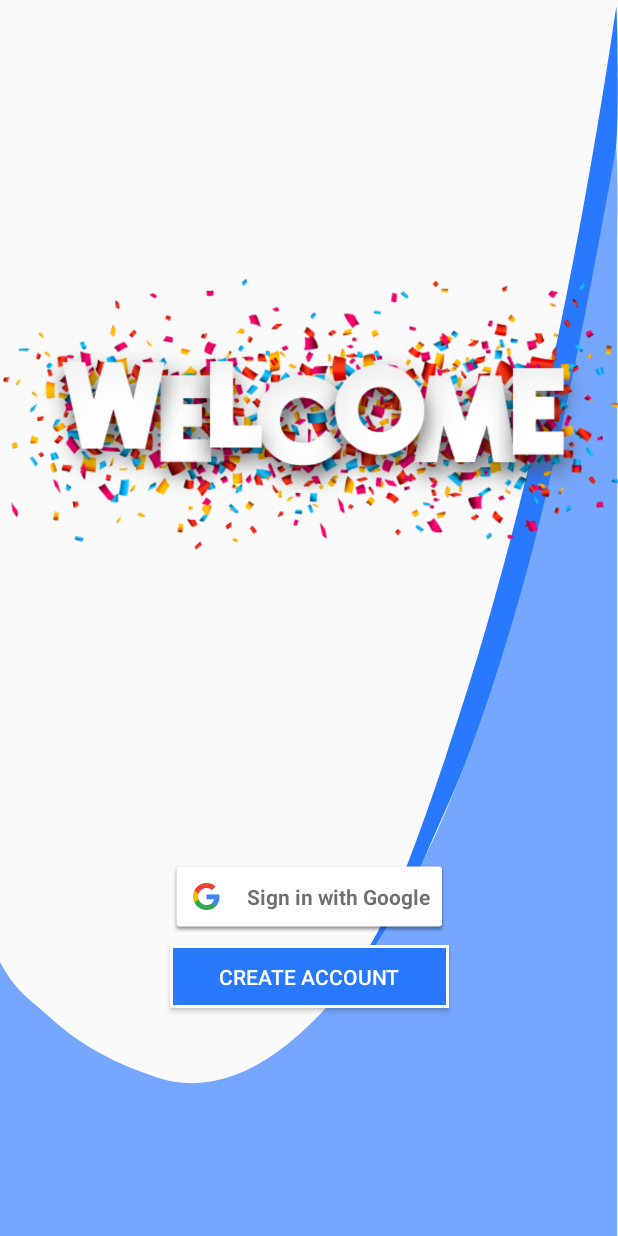
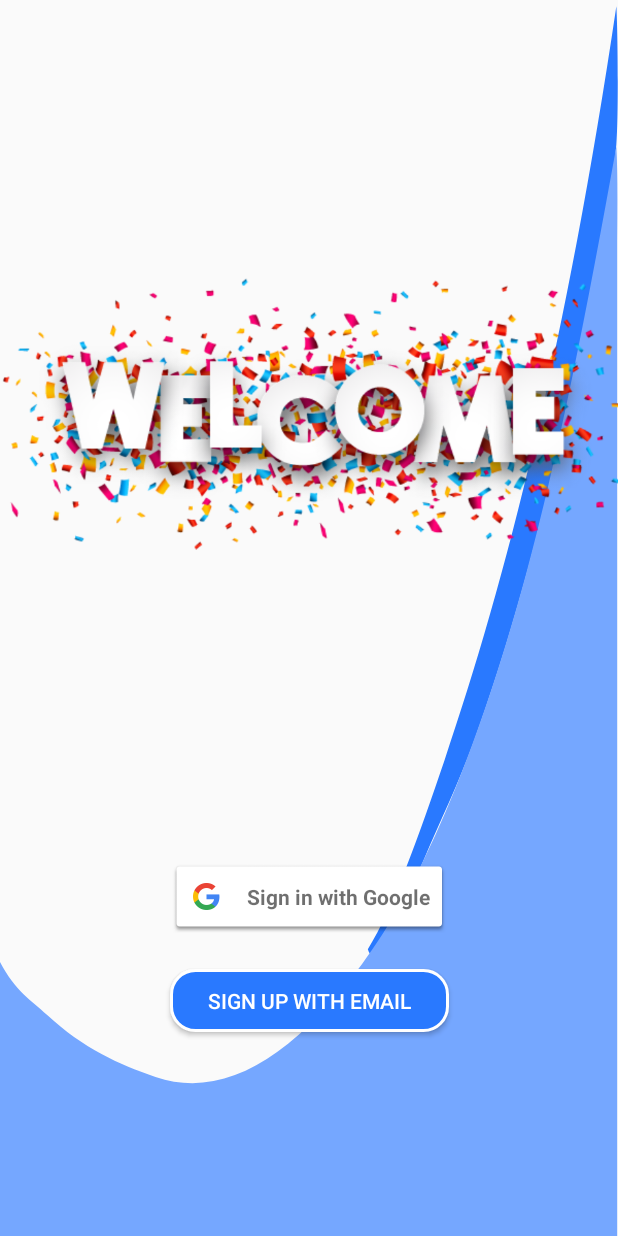
Before and after one commit to harshabhadra/Just_Do_it, an Android app: the screen it shows after launch (MainActivity), on a phone screen of 412 x 824 dp. Run offline under Robolectric (Android 15) with nearby library versions, the phone set to English and light mode, and no system bars; our stand-ins replace Firebase (no records; nobody signed in at launch, a user with empty details on screens opened directly), data binding; Roboto replaces fonts that are not available here.

Commit message:
LogIn MOdify

```diff
--- a/app/src/main/AndroidManifest.xml
+++ b/app/src/main/AndroidManifest.xml
@@ -11,7 +11,7 @@
         android:supportsRtl="true"
         android:theme="@style/AppTheme.NoActionBar"
         tools:ignore="GoogleAppIndexingWarning">
-        <activity android:name=".MainActivity"
+        <activity android:name=".SignUpLogIn.MainActivity"
             android:screenOrientation="portrait">
             <intent-filter>
                 <action android:name="android.intent.action.MAIN" />
--- a/app/src/main/java/com/technoidtintin/justdoit/Constants/Constants.java
+++ b/app/src/main/java/com/technoidtintin/justdoit/Constants/Constants.java
@@ -4,4 +4,5 @@ public class Constants {
 
     public static final String FIREBASE_USER = "firebase_user";
     public static final String NEW_USER = "new_user";
+    public static final String IS_NEW_USER = "is_new_user";
 }
--- a/app/src/main/java/com/technoidtintin/justdoit/MainActivity.java
+++ b/app/src/main/java/com/technoidtintin/justdoit/SignUpLogIn/MainActivity.java
@@ -1,10 +1,14 @@
-package com.technoidtintin.justdoit;
+package com.technoidtintin.justdoit.SignUpLogIn;
 
 import androidx.appcompat.app.AppCompatActivity;
 import androidx.fragment.app.FragmentTransaction;
 
+import android.content.SharedPreferences;
 import android.os.Bundle;
 import android.widget.FrameLayout;
+
+import com.technoidtintin.justdoit.Constants.Constants;
+import com.technoidtintin.justdoit.R;
 
 public class MainActivity extends AppCompatActivity {
 
@@ -12,6 +16,10 @@ public class MainActivity extends AppCompatActivity {
     SignUpFragment signUpFragment;
 
     FrameLayout mainContainer;
+
+    SharedPreferences sharedPreferences;
+    private boolean isNewUser;
+
     @Override
     protected void onCreate(Bundle savedInstanceState) {
         super.onCreate(savedInstanceState);
@@ -20,8 +28,18 @@ public class MainActivity extends AppCompatActivity {
         logInFragment = new LogInFragment();
         signUpFragment = new SignUpFragment();
 
+        //Getting SharedPreference
+        sharedPreferences = getSharedPreferences(Constants.IS_NEW_USER,MODE_PRIVATE);
+        isNewUser = sharedPreferences.getBoolean(Constants.NEW_USER,true);
+
+        //Initializing main container
         mainContainer = findViewById(R.id.main_container);
+
         FragmentTransaction fragmentTransaction = getSupportFragmentManager().beginTransaction();
-        fragmentTransaction.replace(R.id.main_container,signUpFragment).commit();
+        if (isNewUser) {
+            fragmentTransaction.replace(R.id.main_container, signUpFragment).commit();
+        }else {
+            fragmentTransaction.replace(R.id.main_container,new LogInFragment()).commit();
+        }
     }
 }
--- a/app/src/main/java/com/technoidtintin/justdoit/SignUpFragment.java
+++ b/app/src/main/java/com/technoidtintin/justdoit/SignUpLogIn/SignUpFragment.java
@@ -1,7 +1,9 @@
-package com.technoidtintin.justdoit;
+package com.technoidtintin.justdoit.SignUpLogIn;
 
 
+import android.content.Context;
 import android.content.Intent;
+import android.content.SharedPreferences;
 import android.os.Bundle;
 import android.util.Log;
 import android.view.LayoutInflater;
@@ -28,8 +30,9 @@ import com.google.firebase.auth.AuthResult;
 import com.google.firebase.auth.FirebaseAuth;
 import com.google.firebase.auth.FirebaseUser;
 import com.google.firebase.auth.GoogleAuthProvider;
-import com.technoidtintin.justdoit.Activity.LogInActivity;
 import com.technoidtintin.justdoit.Activity.ScrollingActivity;
+import com.technoidtintin.justdoit.Constants.Constants;
+import com.technoidtintin.justdoit.R;
 import com.technoidtintin.justdoit.databinding.FragmentSignUpBinding;
 
 
@@ -85,12 +88,19 @@ public class SignUpFragment extends Fragment {
             @Override
             public void onClick(View view) {
                 FragmentTransaction fragmentTransaction = getFragmentManager().beginTransaction();
-                fragmentTransaction.replace(R.id.main_container,new LogInFragment());
+                fragmentTransaction.replace(R.id.main_container,new CreateAccountFragment());
+                fragmentTransaction.setCustomAnimations(R.anim.slide_in_up,R.anim.slide_out_up);
                 fragmentTransaction.commit();
             }
         });
 
         return fragmentSignUpBinding.getRoot();
+    }
+
+    @Override
+    public void onResume() {
+        super.onResume();
+
     }
 
     @Override
@@ -131,6 +141,9 @@ public class SignUpFragment extends Fragment {
                             Log.d(TAG, "signInWithCredential:success");
                             FirebaseUser user = firebaseAuth.getCurrentUser();
                             Log.e(TAG,"User: " + user.getDisplayName());
+                            SharedPreferences.Editor editor = getActivity().getSharedPreferences(Constants.IS_NEW_USER,Context.MODE_PRIVATE).edit();
+                            editor.putBoolean(Constants.NEW_USER,false);
+                            editor.apply();
                             startScrollingActivity();
                         } else {
                             // If sign in fails, display a message to the user.
--- a/app/src/main/res/drawable/ic_label_background.xml
+++ b/app/src/main/res/drawable/ic_label_background.xml
@@ -1,6 +1,6 @@
 <vector xmlns:android="http://schemas.android.com/apk/res/android"
     android:width="160dp"
-    android:height="30.2dp"
+    android:height="40dp"
     android:viewportWidth="1600"
     android:viewportHeight="302">
     <path
--- a/app/src/main/res/drawable/sign_up_button_back.xml
+++ b/app/src/main/res/drawable/sign_up_button_back.xml
@@ -4,4 +4,5 @@
     <solid android:color="@color/colorPrimary"/>
     <stroke android:color="#FFFFFF"
         android:width="2dp"/>
+    <corners android:radius="16dp"/>
 </shape>
--- a/app/src/main/res/layout/activity_log_in.xml
+++ b/app/src/main/res/layout/activity_log_in.xml
@@ -83,6 +83,8 @@
                 android:layout_width="wrap_content"
                 android:layout_height="wrap_content"
                 android:layout_marginTop="16dp"
+                android:layout_marginBottom="16dp"
+                app:layout_constraintBottom_toBottomOf="parent"
                 app:layout_constraintEnd_toEndOf="parent"
                 app:layout_constraintStart_toStartOf="parent"
                 app:layout_constraintTop_toBottomOf="@+id/log_in_button" />
--- a/app/src/main/res/layout/activity_main.xml
+++ b/app/src/main/res/layout/activity_main.xml
@@ -6,6 +6,6 @@
     xmlns:tools="http://schemas.android.com/tools"
     android:layout_width="match_parent"
     android:layout_height="match_parent"
-    tools:context=".MainActivity">
+    tools:context=".SignUpLogIn.MainActivity">
 
 </FrameLayout>
--- a/app/src/main/res/layout/fragment_create_account.xml
+++ b/app/src/main/res/layout/fragment_create_account.xml
@@ -7,7 +7,7 @@
         android:layout_width="match_parent"
         android:layout_height="match_parent"
         android:orientation="vertical"
-        tools:context=".SignUpFragment">
+        tools:context=".SignUpLogIn.SignUpFragment">
         <ImageView
             android:id="@+id/imageView5"
             android:layout_width="0dp"
--- a/app/src/main/res/layout/fragment_sign_up.xml
+++ b/app/src/main/res/layout/fragment_sign_up.xml
@@ -7,7 +7,7 @@
     android:layout_height="match_parent"
     android:orientation="vertical"
     android:background="@drawable/footer"
-    tools:context=".SignUpFragment">
+    tools:context=".SignUpLogIn.SignUpFragment">
         <ImageView
             android:id="@+id/imageView4"
             android:layout_width="match_parent"
@@ -32,10 +32,10 @@
             android:id="@+id/sign_up_create_account"
             android:layout_width="0dp"
             android:layout_height="42dp"
-            android:layout_marginTop="8dp"
-            android:text="Create Account"
+            android:layout_marginTop="24dp"
+            android:background="@drawable/sign_up_button_back"
+            android:text="Sign Up with email"
             android:textColor="@color/white"
-            android:background="@drawable/sign_up_button_back"
             app:layout_constraintEnd_toEndOf="@+id/signUpButton"
             app:layout_constraintStart_toStartOf="@+id/signUpButton"
             app:layout_constraintTop_toBottomOf="@+id/signUpButton" />
--- a/app/src/main/res/values/colors.xml
+++ b/app/src/main/res/values/colors.xml
@@ -1,8 +1,9 @@
 <?xml version="1.0" encoding="utf-8"?>
 <resources>
     <color name="colorPrimary">#2979ff</color>
-    <color name="colorPrimaryDark">#004ecb</color>
+    <color name="colorPrimaryDark">#2979ff</color>
     <color name="colorAccent">#75a7ff</color>
     <color name="white">#FFFFFF</color>
     <color name="background">#f5f5f5</color>
+    <color name="deepBlue">#004ecb</color>
 </resources>
```
Also changed, not shown: app/src/main/java/com/technoidtintin/justdoit/LogInFragment.java (deleted, +0 -31 lines), app/src/main/java/com/technoidtintin/justdoit/SignUpLogIn/CreateAccountFragment.java (added, +41 -0 lines), app/src/main/java/com/technoidtintin/justdoit/SignUpLogIn/LogInFragment.java (added, +181 -0 lines).
